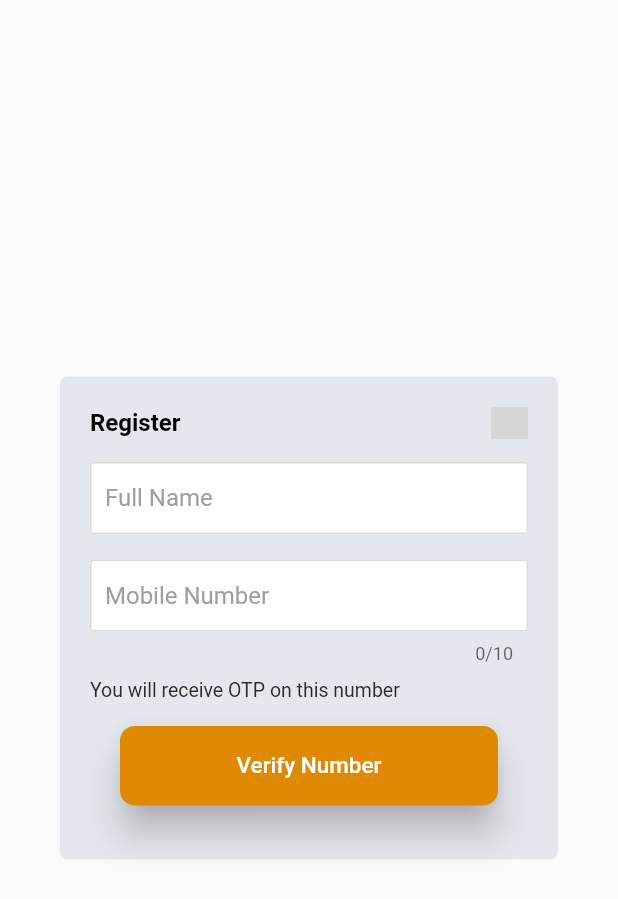
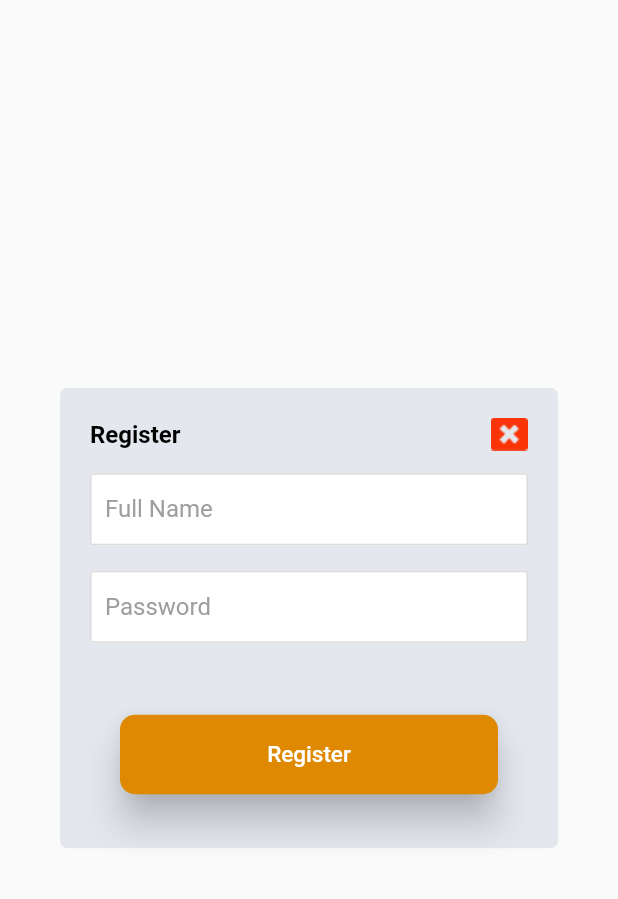
Before and after one commit to SATABHISHA/records, a Flutter app: the RegisterPopup widget shown alone on an empty page, opened directly, on a phone screen of 412 x 824 dp. Shown: the top 899 px of the screen. Run offline on Flutter 3.47's test engine with Material 2 defaults, Android fonts, the phone set to English and light mode, and no system bars; drawn by our look-alikes of auto_size_text; our stand-ins replace cloud_firestore, firebase_core; accounts and stored records are empty; Roboto replaces fonts that are missing (Gilroy); grey boxes are pictures that could not be loaded.

```diff
--- a/Tenant/lib/screens/login.dart
+++ b/Tenant/lib/screens/login.dart
@@ -1,5 +1,6 @@
 import 'package:cloud_firestore/cloud_firestore.dart';
 import 'package:flutter/material.dart';
+import 'package:tenant/screens/register_popup.dart';
 import 'package:tenant/widgets/reusable_common_widgets/constants.dart';
 import 'package:tenant/widgets/reusable_common_widgets/rounded_button.dart';
 import 'package:auto_size_text/auto_size_text.dart';
@@ -265,7 +266,10 @@ class _LoginState extends State<Login> {
                                   children: [
                                     Text('New User?', style: TextStyle(color: Color.fromRGBO(0, 70, 164, 1.0)),),
                                     MaterialButton( onPressed: (){
+                                      showDialog(context: context, builder: (BuildContext context) {
 
+                                        return RegisterPopup();
+                                      });
                                     }, child: Text('Register Now', style: TextStyle(color: Color.fromRGBO(0, 70, 164, 1.0)),)),
                                   ],
                                 )),
--- a/Tenant/lib/screens/register_popup.dart
+++ b/Tenant/lib/screens/register_popup.dart
@@ -4,7 +4,11 @@ import 'package:tenant/widgets/reusable_common_widgets/constants.dart';
 import 'package:tenant/widgets/reusable_common_widgets/rounded_button.dart';
 
 class RegisterPopup extends StatefulWidget {
-  const RegisterPopup({Key? key}) : super(key: key);
+  // const RegisterPopup({Key? key}) : super(key: key);
+  // VoidCallback onPressed;
+  RegisterPopup();
+
+
 
   @override
   State<RegisterPopup> createState() => _RegisterPopupState();
@@ -102,9 +106,8 @@ class _RegisterPopupState extends State<RegisterPopup> {
                               child: TextField(
                                 controller: _passwordController,
                                 textAlign: TextAlign.left,
-                                keyboardType: TextInputType.number,
-                                maxLength: 10,
                                 maxLines: 1,
+                                obscureText: true,
                                 onChanged: (value){
                                   // userId = value;
                                   setState(() {
@@ -119,22 +122,22 @@ class _RegisterPopupState extends State<RegisterPopup> {
                                 },
                                 style: TextStyle(color: Colors.black, fontFamily: 'Gilroy'),
                                 decoration: kTextFieldDecorationForMFA.copyWith(fillColor: Color.fromRGBO(
-                                    255, 255, 255, 1.0),hintText: 'Mobile Number'),
+                                    255, 255, 255, 1.0),hintText: 'Password'),
                               ),
                             ),
                           ),
                           //---Mobile Number, code ends
 
                           SizedBox(height: 10,),
-                          AutoSizeText('You will receive OTP on this number', style: TextStyle(fontWeight: FontWeight.normal, color: Color.fromRGBO(
-                              45, 41, 41, 1.0), fontSize: 13),),
+
                           Container(
                             width: double.infinity,
                             height: 85,
                             child: Padding(
                               padding: EdgeInsets.fromLTRB(20, 0, 20, 0),
-                              child: RoundedButton(colour: Color.fromRGBO(223, 137, 0, 1.0), title: 'Verify Number', onPressed: () async {
+                              child: RoundedButton(colour: Color.fromRGBO(223, 137, 0, 1.0), title: 'Register', onPressed: () async {
 
+                                Navigator.pop(context);
                               } ,
 
                               ),
--- a/Tenant/pubspec.yaml
+++ b/Tenant/pubspec.yaml
@@ -64,8 +64,8 @@ flutter:
   uses-material-design: true
 
   # To add assets to your application, add an assets section, like this:
-  # assets:
-  #   - images/a_dot_burr.jpeg
+  assets:
+   - images/
   #   - images/a_dot_ham.jpeg
 
   # An image asset can refer to one or more resolution-specific "variants", see
```
Also changed, not shown: Tenant/images/close.png (added).
